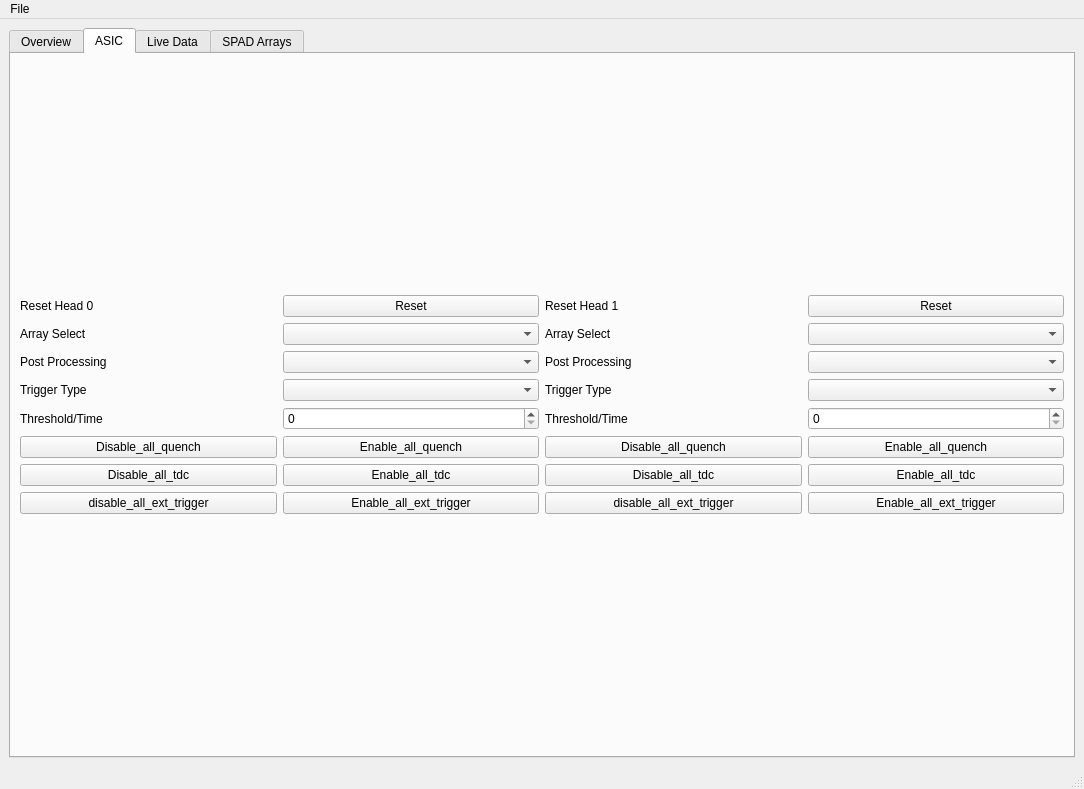
The window that GUI/MainWindow.ui (sgcarrier/cephei2) describes before a commit, drawn with Qt 5.
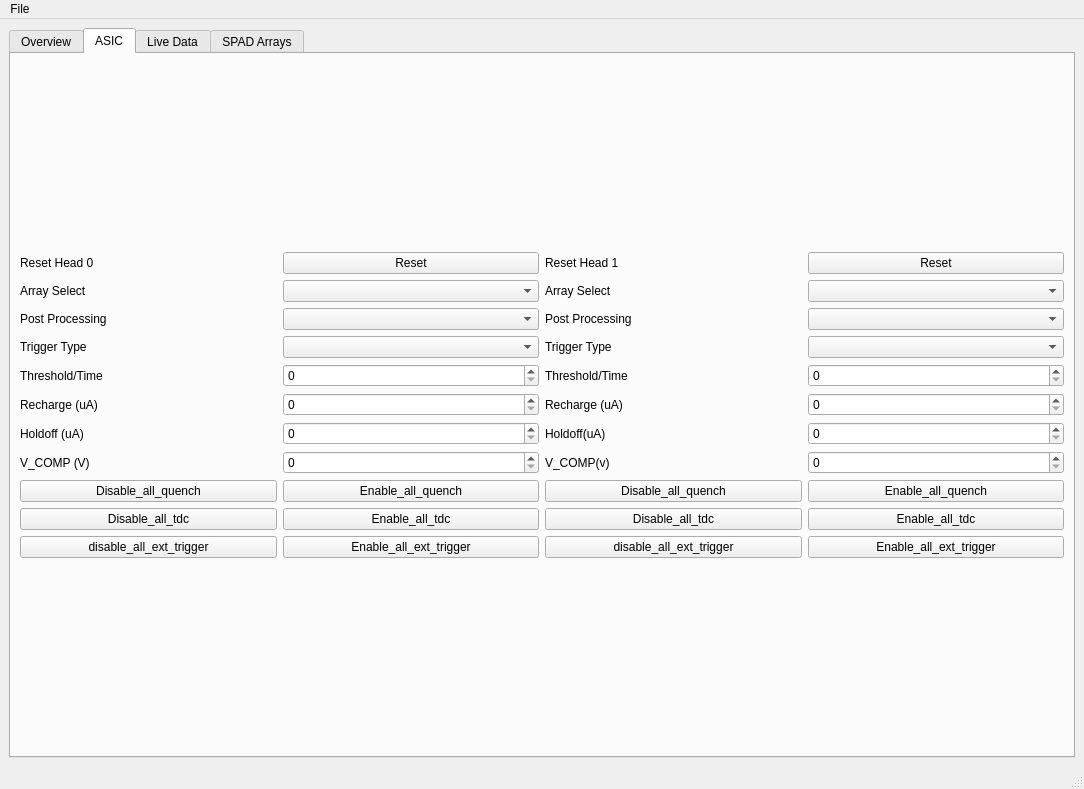
The same window after the commit. Custom widgets are drawn as their Qt base class.

Commit message: Added recharge, holdoff and comp control

```diff
--- a/GUI/MainWindow.ui
+++ b/GUI/MainWindow.ui
@@ -488,7 +488,7 @@
            <layout class="QGridLayout" name="gridLayout_13">
             <item row="0" column="0">
              <layout class="QGridLayout" name="gridLayout_11">
-              <item row="8" column="1">
+              <item row="11" column="1">
                <widget class="QPushButton" name="enable_all_tdc_h0_pushButton">
                 <property name="text">
                  <string>Enable_all_tdc</string>
@@ -502,10 +502,17 @@
                 </property>
                </widget>
               </item>
+              <item row="0" column="1">
+               <widget class="QPushButton" name="reset_h0_pushButton">
+                <property name="text">
+                 <string>Reset</string>
+                </property>
+               </widget>
+              </item>
               <item row="2" column="1">
                <widget class="QComboBox" name="post_processing_select_h0_comboBox"/>
               </item>
-              <item row="7" column="1">
+              <item row="10" column="1">
                <widget class="QPushButton" name="enable_all_quench_h0_pushButton">
                 <property name="text">
                  <string>Enable_all_quench</string>
@@ -518,7 +525,7 @@
               <item row="1" column="1">
                <widget class="QComboBox" name="array_select_h0_comboBox"/>
               </item>
-              <item row="9" column="0">
+              <item row="12" column="0">
                <widget class="QPushButton" name="disable_all_ext_trigger_h0_pushButton">
                 <property name="text">
                  <string>disable_all_ext_trigger</string>
@@ -528,28 +535,42 @@
               <item row="3" column="1">
                <widget class="QComboBox" name="trigger_type_h0_comboBox"/>
               </item>
-              <item row="6" column="0">
-               <widget class="QLabel" name="label_29">
-                <property name="text">
-                 <string>Threshold/Time</string>
-                </property>
-               </widget>
-              </item>
-              <item row="7" column="0">
+              <item row="10" column="0">
                <widget class="QPushButton" name="disable_all_quench_h0_pushButton">
                 <property name="text">
                  <string>Disable_all_quench</string>
                 </property>
                </widget>
               </item>
-              <item row="9" column="1">
+              <item row="12" column="1">
                <widget class="QPushButton" name="enable_all_ext_trigger_h0_pushButton">
                 <property name="text">
                  <string>Enable_all_ext_trigger</string>
                 </property>
                </widget>
               </item>
-              <item row="8" column="0">
+              <item row="0" column="0">
+               <widget class="QLabel" name="label_31">
+                <property name="text">
+                 <string>Reset Head 0</string>
+                </property>
+               </widget>
+              </item>
+              <item row="7" column="0">
+               <widget class="QLabel" name="label_33">
+                <property name="text">
+                 <string>Recharge (uA)</string>
+                </property>
+               </widget>
+              </item>
+              <item row="9" column="0">
+               <widget class="QLabel" name="label_35">
+                <property name="text">
+                 <string>V_COMP (V)</string>
+                </property>
+               </widget>
+              </item>
+              <item row="11" column="0">
                <widget class="QPushButton" name="disable_all_tdc_h0_pushButton">
                 <property name="text">
                  <string>Disable_all_tdc</string>
@@ -570,17 +591,26 @@
                 </property>
                </widget>
               </item>
-              <item row="0" column="0">
-               <widget class="QLabel" name="label_31">
+              <item row="9" column="1">
+               <widget class="QSpinBox" name="v_comp_h0_spinBox"/>
+              </item>
+              <item row="8" column="1">
+               <widget class="QSpinBox" name="holdoff_h0_spinBox"/>
+              </item>
+              <item row="7" column="1">
+               <widget class="QSpinBox" name="recharge_h0_spinBox"/>
+              </item>
+              <item row="8" column="0">
+               <widget class="QLabel" name="label_34">
                 <property name="text">
-                 <string>Reset Head 0</string>
+                 <string>Holdoff (uA)</string>
                 </property>
                </widget>
               </item>
-              <item row="0" column="1">
-               <widget class="QPushButton" name="reset_h0_pushButton">
+              <item row="6" column="0">
+               <widget class="QLabel" name="label_29">
                 <property name="text">
-                 <string>Reset</string>
+                 <string>Threshold/Time</string>
                 </property>
                </widget>
               </item>
@@ -588,21 +618,21 @@
             </item>
             <item row="0" column="1">
              <layout class="QGridLayout" name="gridLayout_12">
-              <item row="6" column="1">
+              <item row="9" column="1">
                <widget class="QPushButton" name="enable_all_tdc_h1_pushButton">
                 <property name="text">
                  <string>Enable_all_tdc</string>
                 </property>
                </widget>
               </item>
-              <item row="5" column="1">
+              <item row="8" column="1">
                <widget class="QPushButton" name="enable_all_quench_h1_pushButton">
                 <property name="text">
                  <string>Enable_all_quench</string>
                 </property>
                </widget>
               </item>
-              <item row="7" column="1">
+              <item row="10" column="1">
                <widget class="QPushButton" name="enable_all_ext_trigger_h1_pushButton">
                 <property name="text">
                  <string>Enable_all_ext_trigger</string>
@@ -612,6 +642,20 @@
               <item row="3" column="1">
                <widget class="QComboBox" name="trigger_type_h1_comboBox"/>
               </item>
+              <item row="0" column="1">
+               <widget class="QPushButton" name="reset_h1_pushButton">
+                <property name="text">
+                 <string>Reset</string>
+                </property>
+               </widget>
+              </item>
+              <item row="6" column="0">
+               <widget class="QLabel" name="label_37">
+                <property name="text">
+                 <string>Holdoff(uA)</string>
+                </property>
+               </widget>
+              </item>
               <item row="4" column="0">
                <widget class="QLabel" name="label_30">
                 <property name="text">
@@ -622,6 +666,13 @@
               <item row="2" column="1">
                <widget class="QComboBox" name="post_processing_select_h1_comboBox"/>
               </item>
+              <item row="0" column="0">
+               <widget class="QLabel" name="label_32">
+                <property name="text">
+                 <string>Reset Head 1</string>
+                </property>
+               </widget>
+              </item>
               <item row="2" column="0">
                <widget class="QLabel" name="label_25">
                 <property name="text">
@@ -642,21 +693,21 @@
               <item row="1" column="1">
                <widget class="QComboBox" name="array_select_h1_comboBox"/>
               </item>
-              <item row="6" column="0">
+              <item row="9" column="0">
                <widget class="QPushButton" name="disable_all_tdc_h1_pushButton">
                 <property name="text">
                  <string>Disable_all_tdc</string>
                 </property>
                </widget>
               </item>
-              <item row="5" column="0">
+              <item row="8" column="0">
                <widget class="QPushButton" name="disable_all_quench_h1_pushButton">
                 <property name="text">
                  <string>Disable_all_quench</string>
                 </property>
                </widget>
               </item>
-              <item row="7" column="0">
+              <item row="10" column="0">
                <widget class="QPushButton" name="disable_all_ext_trigger_h1_pushButton">
                 <property name="text">
                  <string>disable_all_ext_trigger</string>
@@ -670,20 +721,29 @@
                 </property>
                </widget>
               </item>
-              <item row="0" column="0">
-               <widget class="QLabel" name="label_32">
+              <item row="5" column="0">
+               <widget class="QLabel" name="label_36">
                 <property name="text">
-                 <string>Reset Head 1</string>
+                 <string>Recharge (uA)</string>
                 </property>
                </widget>
               </item>
-              <item row="0" column="1">
-               <widget class="QPushButton" name="reset_h1_pushButton">
+              <item row="7" column="0">
+               <widget class="QLabel" name="label_38">
                 <property name="text">
-                 <string>Reset</string>
+                 <string>V_COMP(v)</string>
                 </property>
                </widget>
               </item>
+              <item row="5" column="1">
+               <widget class="QSpinBox" name="recharge_h1_spinBox"/>
+              </item>
+              <item row="6" column="1">
+               <widget class="QSpinBox" name="holdoff_h1_spinBox"/>
+              </item>
+              <item row="7" column="1">
+               <widget class="QSpinBox" name="v_comp_h1_spinBox"/>
+              </item>
              </layout>
             </item>
            </layout>
```
The commit also changes 1 other file.
